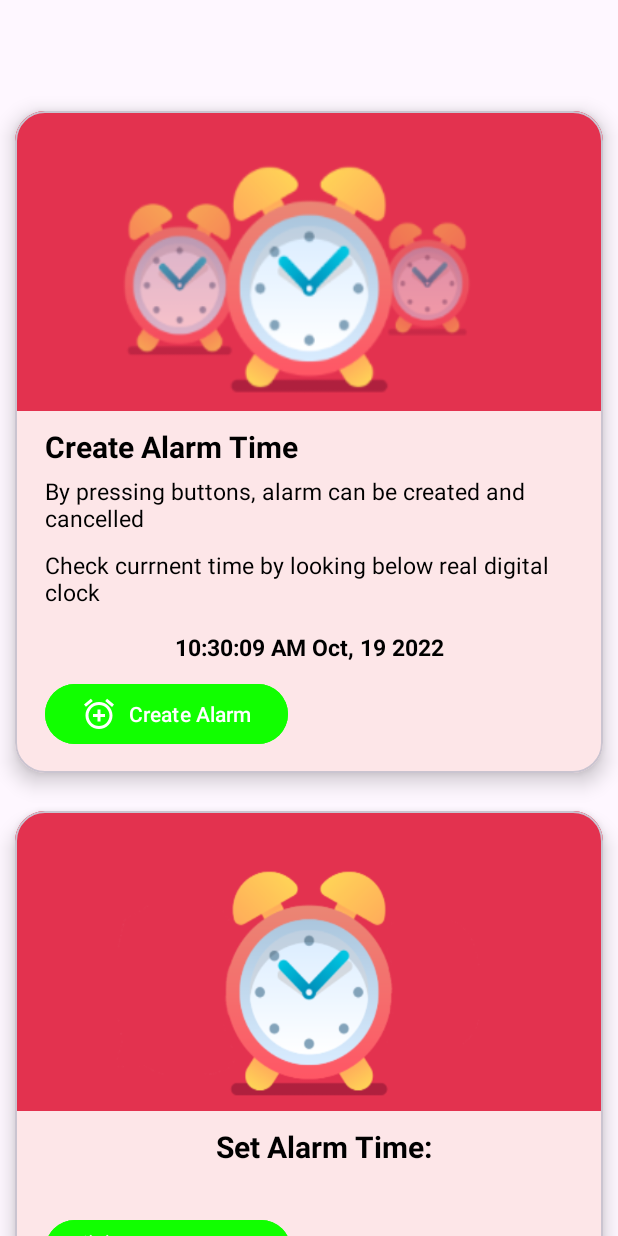
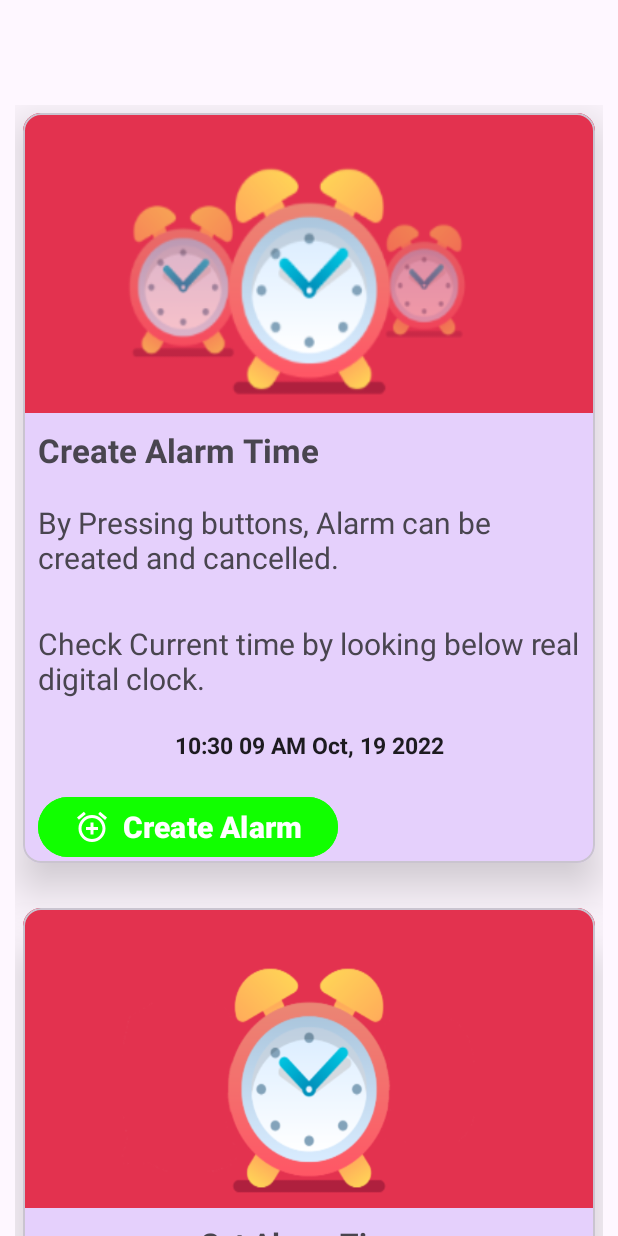
Before and after one commit to DevanshPatel1/MADPractical7_20012021004, an Android app: the layout activity_main.xml on its own in the app's theme, with its tools: preview values and no code run, on a phone screen of 412 x 824 dp. Run offline under Robolectric (Android 15) with nearby library versions, the phone set to English and light mode, and no system bars.

Commit message:
Practical 7

```diff
--- a/app/build.gradle
+++ b/app/build.gradle
@@ -29,8 +29,8 @@ android {
     kotlinOptions {
         jvmTarget = '1.8'
     }
-    buildfeatures {
-        databinding = true
+    buildFeatures {
+        viewBinding true
     }
 }
 
--- a/app/src/main/java/com/example/madpractical7_20012021004/MainActivity.kt
+++ b/app/src/main/java/com/example/madpractical7_20012021004/MainActivity.kt
@@ -28,9 +28,9 @@ class MainActivity : AppCompatActivity() {
 
         setSupportActionBar(binding.toolbar)
 
-        binding.textview42.format12Hour = "hh:mm:ss a"
+        binding.textclock.format12Hour = "hh:mm:ss a"
 
-        binding.cardview2.visibility= View.GONE
+        binding.mvc2.visibility= View.GONE
 
         binding.btnCreateAlarm.setOnClickListener {
             var cal: Calendar = Calendar.getInstance()
@@ -40,20 +40,20 @@ class MainActivity : AppCompatActivity() {
                     view, h, m ->
                 mili=getMillis(h,m)
                 setAlarm(getMillis(h,m),"Start")
-                binding.cardview2.visibility=View.VISIBLE
-                binding.textview4.text=h.toString()+":"+m.toString()
+                binding.mvc2.visibility=View.VISIBLE
+                binding.text5.text=h.toString()+":"+m.toString()
             }),hour,min,false)
             tpd.show()
         }
 
         binding.btnCancelAlarm.setOnClickListener{
             setAlarm(mili,"Stop")
-            binding.cardview2.visibility=View.GONE
+            binding.mvc2.visibility=View.GONE
         }
     }
     fun setAlarm(millisTime: Long, str: String)
     {
-        val intent = Intent(this, AlarmBroadCastReceiver::class.java)
+        val intent = Intent(this,AlarmBroadCastReceiver::class.java)
         intent.putExtra("Service1", str)
         val pendingIntent =
             PendingIntent.getBroadcast(applicationContext, 234324243, intent, 0)
--- a/app/src/main/res/layout/activity_main.xml
+++ b/app/src/main/res/layout/activity_main.xml
@@ -6,6 +6,7 @@
     android:layout_width="match_parent"
     android:layout_height="match_parent"
     tools:context=".MainActivity">
+
 
     <com.google.android.material.appbar.AppBarLayout
         android:layout_width="match_parent"
@@ -19,36 +20,36 @@
             android:layout_height="?attr/actionBarSize" />
 
     </com.google.android.material.appbar.AppBarLayout>
+
     <androidx.core.widget.NestedScrollView
         android:layout_width="match_parent"
-        android:layout_height="match_parent"
-        android:layout_marginBottom="50dp"
-        app:layout_behavior="@string/appbar_scrolling_view_behavior">
+        android:layout_height="wrap_content"
+        app:layout_constraintTop_toTopOf="parent"
+        app:layout_constraintBottom_toBottomOf="parent"
+        android:layout_marginTop="60dp">
+
         <androidx.constraintlayout.widget.ConstraintLayout
             android:layout_width="match_parent"
-            android:layout_height="wrap_content"
+            android:layout_height="match_parent"
+            android:layout_margin="10dp"
             app:layout_behavior="@string/appbar_scrolling_view_behavior">
 
-
             <com.google.android.material.card.MaterialCardView
-                android:id="@+id/cardview1"
                 android:layout_width="match_parent"
                 android:layout_height="wrap_content"
+                android:layout_margin="5dp"
+                app:cardElevation="20dp"
+                android:id="@+id/mvc1"
                 app:layout_constraintTop_toTopOf="parent"
-                app:layout_constraintStart_toStartOf="parent"
                 app:layout_constraintEnd_toEndOf="parent"
-                android:layout_marginHorizontal="10dp"
-                app:cardCornerRadius="20dp"
-                app:cardElevation="8dp"
-                android:backgroundTint="@color/pink_bg"
-                android:layout_marginTop="10dp">
+                app:layout_constraintStart_toStartOf="parent">
 
                 <androidx.constraintlayout.widget.ConstraintLayout
                     android:layout_width="match_parent"
-                    android:layout_height="match_parent">
+                    android:layout_height="wrap_content">
 
                     <ImageView
-                        android:id="@+id/alarm_image_2"
+                        android:id="@+id/img_alarm"
                         android:layout_width="match_parent"
                         android:layout_height="200dp"
                         android:scaleType="fitXY"
@@ -58,103 +59,90 @@
                         app:layout_constraintEnd_toEndOf="parent"/>
 
                     <TextView
-                        android:id="@+id/textview1_2"
-                        android:layout_width="match_parent"
-                        android:layout_height="wrap_content"
+                        android:id="@+id/text1"
+                        android:layout_width="wrap_content"
+                        android:layout_height="match_parent"
+                        app:layout_constraintTop_toBottomOf="@id/img_alarm"
                         app:layout_constraintStart_toStartOf="parent"
-                        app:layout_constraintTop_toBottomOf="@id/alarm_image_2"
-                        android:text="Create Alarm Time"
+                        android:layout_margin="10dp"
+                        android:text="@string/text1"
                         android:textStyle="bold"
-                        android:textSize="20sp"
-                        android:layout_marginTop="10dp"
-                        android:layout_marginStart="20dp"
-                        android:textColor="@color/black"/>
+                        android:textSize="22sp" />
 
                     <TextView
-                        android:id="@+id/textview2_2"
-                        android:layout_width="match_parent"
-                        android:layout_height="wrap_content"
+                        android:id="@+id/text2"
+                        android:layout_width="wrap_content"
+                        android:layout_height="match_parent"
+                        app:layout_constraintTop_toBottomOf="@id/text1"
                         app:layout_constraintStart_toStartOf="parent"
-                        app:layout_constraintTop_toBottomOf="@id/textview1_2"
-                        android:text="By pressing buttons, alarm can be created and cancelled"
-                        android:textSize="15sp"
-                        android:layout_marginTop="5dp"
-                        android:layout_marginStart="20dp"
-                        android:textColor="@color/black"/>
+                        app:layout_constraintEnd_toEndOf="parent"
+                        android:text="@string/text2"
+                        android:padding="10dp"
+                        android:layout_margin="10dp"
+                        android:textSize="20sp" />
 
                     <TextView
-                        android:id="@+id/textview3_2"
-                        android:layout_width="match_parent"
+                        android:id="@+id/text3"
+                        android:layout_width="wrap_content"
                         android:layout_height="match_parent"
+                        app:layout_constraintTop_toBottomOf="@id/text2"
                         app:layout_constraintStart_toStartOf="parent"
-                        app:layout_constraintTop_toBottomOf="@id/textview2_2"
-                        android:text="Check currnent time by looking below real digital clock"
-                        android:textSize="15sp"
-                        android:layout_marginTop="10dp"
-                        android:layout_marginStart="20dp"
-                        android:textColor="@color/black"/>
+                        app:layout_constraintEnd_toEndOf="parent"
+                        android:padding="10dp"
+                        android:layout_margin="10dp"
+                        android:text="@string/text3"
+                        android:textSize="20sp" />
 
                     <TextClock
-                        android:id="@+id/textview4_2"
-                        android:layout_width="match_parent"
+                        android:id="@+id/textclock"
+                        android:layout_width="wrap_content"
                         android:layout_height="wrap_content"
-                        app:layout_constraintStart_toStartOf="@id/textview2_2"
-                        app:layout_constraintTop_toBottomOf="@id/textview3_2"
+                        app:layout_constraintTop_toBottomOf="@id/text3"
+                        app:layout_constraintStart_toStartOf="parent"
+                        app:layout_constraintEnd_toEndOf="parent"
+                        android:padding="10dp"
+                        android:textSize="15sp"
                         android:textStyle="bold"
-                        android:textSize="15dp"
-                        android:format12Hour="hh:mm:ss a MMM, dd yyyy"
-                        android:gravity="center_horizontal"
-                        android:layout_marginTop="15dp"
-                        android:textColor="@color/black"/>
+                        android:format12Hour="hh:mm ss a MMM, dd yyyy"
+                        />
 
                     <Button
                         android:id="@+id/btn_create_alarm"
                         android:layout_width="wrap_content"
                         android:layout_height="wrap_content"
-                        app:layout_constraintStart_toStartOf="@id/textview3_2"
-                        app:layout_constraintTop_toBottomOf="@id/textview4_2"
-                        android:text="Create Alarm"
-                        android:textColor="@color/white"
+                        app:layout_constraintStart_toStartOf="parent"
+                        android:layout_marginVertical="10dp"
+                        android:textSize="20sp"
+                        android:textStyle="bold"
+                        android:layout_margin="10dp"
+                        android:backgroundTint="@color/green"
                         android:drawableLeft="@drawable/ic_baseline_add_alarm_24"
-                        android:drawableTint="@color/white"
-                        android:backgroundTint="@color/green"
-                        android:layout_marginTop="10dp"
-                        android:layout_marginBottom="15dp"
-                        app:layout_constraintBottom_toBottomOf="parent"/>
-
+                        android:text="@string/create_alarm"
+                        app:layout_constraintTop_toBottomOf="@id/textclock"
+                        />
 
 
                 </androidx.constraintlayout.widget.ConstraintLayout>
-
             </com.google.android.material.card.MaterialCardView>
 
-
-            <View
-                android:id="@+id/view"
+            <com.google.android.material.card.MaterialCardView
+                android:layout_width="match_parent"
+                android:layout_height="wrap_content"
+                android:id="@+id/mvc2"
+                app:layout_constraintTop_toBottomOf="@+id/mvc1"
                 app:layout_constraintStart_toStartOf="parent"
                 app:layout_constraintEnd_toEndOf="parent"
-                app:layout_constraintTop_toBottomOf="@id/cardview1"
-                android:layout_height="25dp"
-                android:layout_width="match_parent"/>
-
-            <com.google.android.material.card.MaterialCardView
-                android:id="@+id/cardview2"
-                android:layout_width="match_parent"
-                android:layout_height="wrap_content"
-                app:layout_constraintTop_toBottomOf="@id/view"
-                app:layout_constraintStart_toStartOf="parent"
-                app:layout_constraintEnd_toEndOf="parent"
-                android:layout_marginHorizontal="10dp"
-                app:cardCornerRadius="20dp"
-                app:cardElevation="8dp"
-                android:backgroundTint="@color/pink_bg">
+                app:cardElevation="20dp"
+                android:visibility="visible"
+                android:layout_marginHorizontal="5dp"
+                android:layout_marginVertical="30dp">
 
                 <androidx.constraintlayout.widget.ConstraintLayout
                     android:layout_width="match_parent"
-                    android:layout_height="match_parent">
+                    android:layout_height="wrap_content" >
 
                     <ImageView
-                        android:id="@+id/alarm_image"
+                        android:id="@+id/img_alarm2"
                         android:layout_width="match_parent"
                         android:layout_height="200dp"
                         android:scaleType="fitXY"
@@ -164,52 +152,50 @@
                         app:layout_constraintEnd_toEndOf="parent"/>
 
                     <TextView
-                        android:id="@+id/textview1"
-                        android:layout_width="match_parent"
-                        android:layout_height="wrap_content"
-                        android:gravity="center_horizontal"
+                        android:id="@+id/text4"
+                        android:layout_width="wrap_content"
+                        android:layout_height="match_parent"
+                        app:layout_constraintTop_toBottomOf="@id/img_alarm2"
                         app:layout_constraintStart_toStartOf="parent"
                         app:layout_constraintEnd_toEndOf="parent"
-                        app:layout_constraintTop_toBottomOf="@id/alarm_image"
-                        android:text="Set Alarm Time:"
+                        android:layout_margin="10dp"
+                        android:text="@string/text4"
                         android:textStyle="bold"
-                        android:textSize="20sp"
-                        android:layout_marginTop="10dp"
-                        android:layout_marginStart="20dp"
-                        android:textColor="@color/black"/>
+                        app:barrierMargin="10dp"
+                        android:textSize="20sp" />
 
                     <TextView
-                        android:id="@+id/textview4"
-                        android:layout_width="match_parent"
-                        android:layout_height="wrap_content"
-                        app:layout_constraintTop_toBottomOf="@id/textview1"
+                        android:id="@+id/text5"
+                        android:layout_width="wrap_content"
+                        android:layout_height="match_parent"
+                        app:layout_constraintTop_toBottomOf="@id/text4"
                         app:layout_constraintStart_toStartOf="parent"
                         app:layout_constraintEnd_toEndOf="parent"
+                        android:layout_margin="10dp"
                         android:textStyle="bold"
-                        android:textSize="15dp"
-                        android:gravity="center_horizontal"
-                        android:textColor="@color/black"/>
+                        android:textSize="20sp" />
 
                     <Button
                         android:id="@+id/btn_cancel_alarm"
                         android:layout_width="wrap_content"
                         android:layout_height="wrap_content"
-                        app:layout_constraintStart_toStartOf="@id/textview1"
-                        app:layout_constraintTop_toBottomOf="@id/textview4"
-                        android:text="Cancel Alarm"
-                        android:textColor="@color/white"
+                        app:layout_constraintStart_toStartOf="parent"
+                        android:layout_marginVertical="10dp"
+                        android:textSize="20sp"
+                        android:textStyle="bold"
+                        android:layout_margin="10dp"
+                        android:backgroundTint="@color/green"
                         android:drawableLeft="@drawable/ic_baseline_alarm_off_24"
-                        android:drawableTint="@color/white"
-                        android:backgroundTint="@color/green"
-                        android:layout_marginTop="10dp"
-                        android:layout_marginBottom="15dp"
-                        app:layout_constraintBottom_toBottomOf="parent"/>
+                        android:text="@string/cancel_alarm"
+                        app:layout_constraintTop_toBottomOf="@+id/text5"
+                        />
+
+                </androidx.constraintlayout.widget.ConstraintLayout>
+            </com.google.android.material.card.MaterialCardView>
 
 
 
-                </androidx.constraintlayout.widget.ConstraintLayout>
 
-            </com.google.android.material.card.MaterialCardView>
 
         </androidx.constraintlayout.widget.ConstraintLayout>
     </androidx.core.widget.NestedScrollView>
```
Also changed, not shown: 1 other file.
